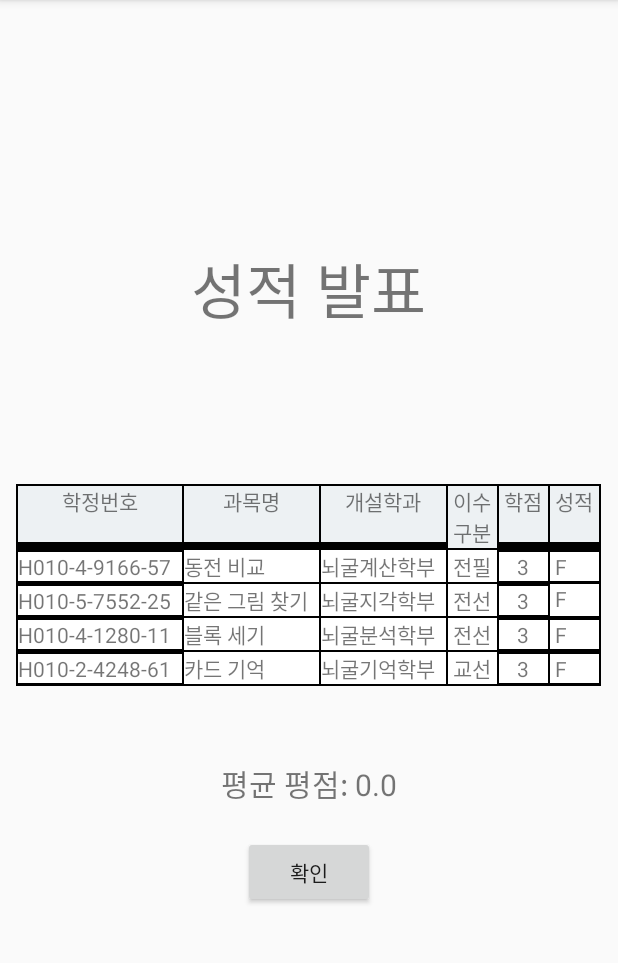
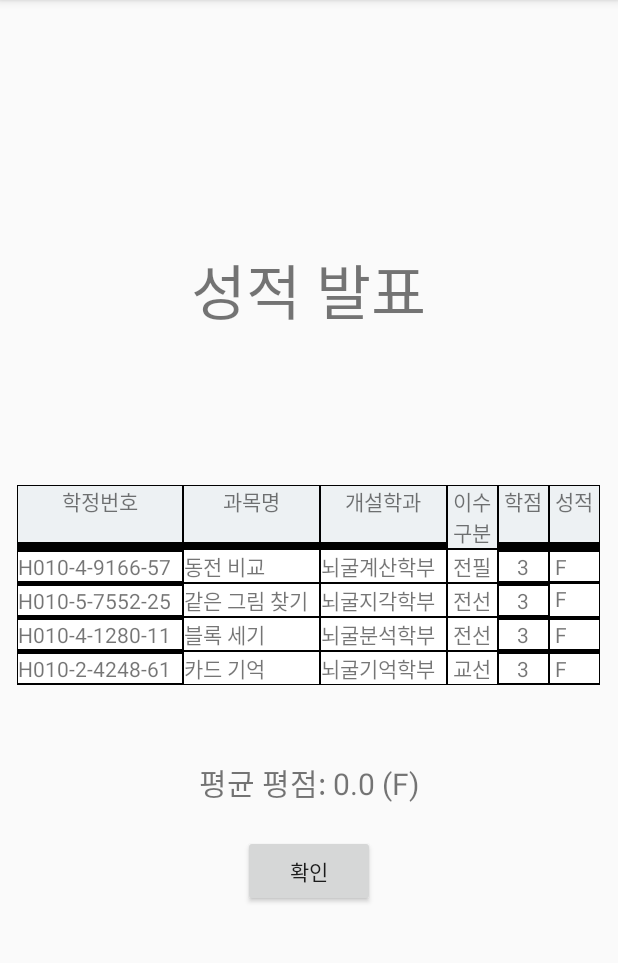
Before and after one commit to elsiff/NoegulUniv, an Android app: the ExamResultActivity screen opened directly, with no data from a screen before it, on a phone screen of 412 x 824 dp, the part 84-1047 px from its top. Run offline under Robolectric (Android 15) with nearby library versions, the phone set to English and light mode, and no system bars.

Commit message:
시험 결과 화면 레이아웃 조정

```diff
--- a/app/src/main/java/kr/noegul/android/noeguluniv/exam/ExamResultActivity.java
+++ b/app/src/main/java/kr/noegul/android/noeguluniv/exam/ExamResultActivity.java
@@ -48,7 +48,7 @@ public class ExamResultActivity extends AppCompatActivity {
         rememberCardsGradeText.setText(" " + ScoreLabel.of(rememberCardsScore).getText());
 
         TextView graduateResultText = findViewById(R.id.graduate_result_text);
-        graduateResultText.setText("평균 평점: " + gpa);
+        graduateResultText.setText("평균 평점: " + gpa +" (" + ScoreLabel.of(gpa).getText() + ")");
 
         Button confirmButton = findViewById(R.id.confirm_button);
         PlayerData playerData = NeogulUnivApp.getInstance().getPlayerData();
--- a/app/src/main/res/layout/activity_exam_result.xml
+++ b/app/src/main/res/layout/activity_exam_result.xml
@@ -19,7 +19,6 @@
         android:layout_height="wrap_content"
         android:stretchColumns="*"
         android:background="#000000"
-        android:padding="0.5dp"
         android:layout_marginBottom="50dp"
         android:layout_marginRight="10dp"
         android:layout_marginLeft="10dp">
```
